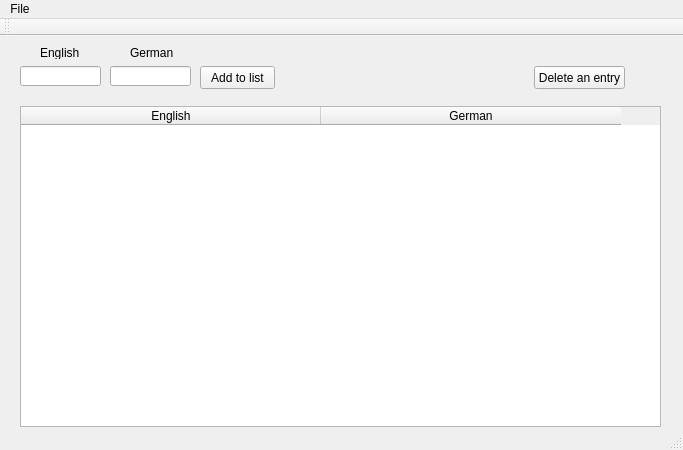
Above: VocabularyCollector/vocabularycollector.ui from CppPhil/VocabularyCollector before the change. Below: the same form after it.
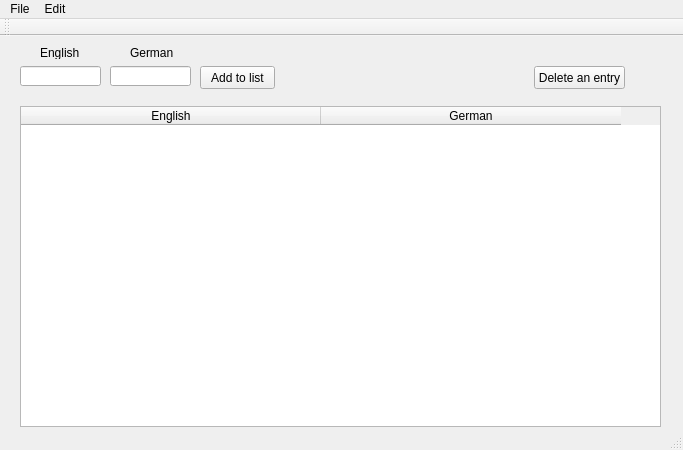
That is the form after the change.

```diff
--- a/VocabularyCollector/vocabularycollector.ui
+++ b/VocabularyCollector/vocabularycollector.ui
@@ -141,7 +141,14 @@
     <addaction name="actionSave_As"/>
     <addaction name="actionPrint_Now"/>
    </widget>
+   <widget class="QMenu" name="menuEdit">
+    <property name="title">
+     <string>Edit</string>
+    </property>
+    <addaction name="actionImport_from_file"/>
+   </widget>
    <addaction name="menuFile"/>
+   <addaction name="menuEdit"/>
   </widget>
   <widget class="QToolBar" name="mainToolBar">
    <attribute name="toolBarArea">
```
Left out of the diff: 5 changed lines with no effect on the pictures.
